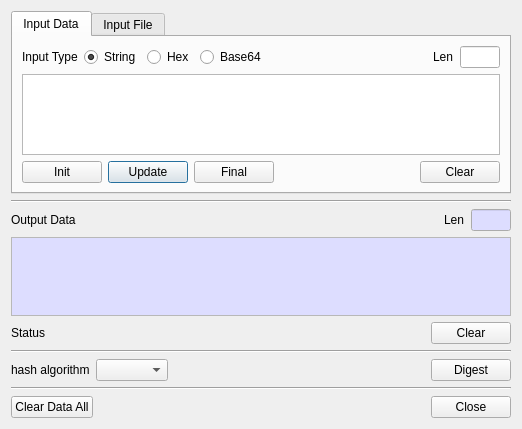
jykim74/BerEditor, file BerEditor/gen_hash_dlg.ui: the form before one commit.
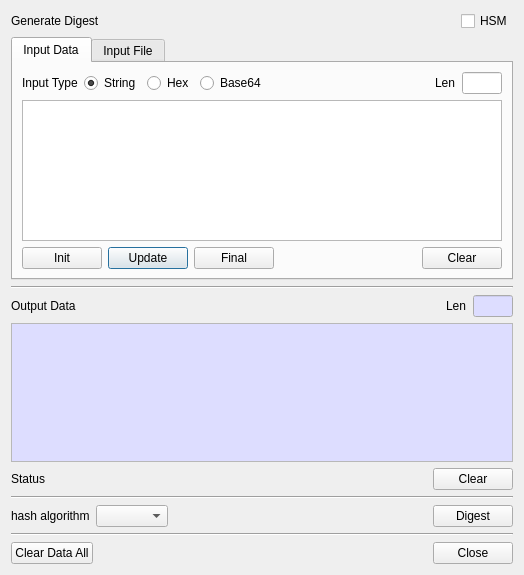
The form after the commit.

What changed in the file:
```diff
--- a/BerEditor/gen_hash_dlg.ui
+++ b/BerEditor/gen_hash_dlg.ui
@@ -6,14 +6,48 @@
    <rect>
     <x>0</x>
     <y>0</y>
-    <width>518</width>
-    <height>429</height>
+    <width>524</width>
+    <height>575</height>
    </rect>
   </property>
   <property name="windowTitle">
    <string>Generate hash value</string>
   </property>
   <layout class="QVBoxLayout" name="verticalLayout">
+   <item>
+    <layout class="QGridLayout" name="gridLayout_6">
+     <property name="topMargin">
+      <number>0</number>
+     </property>
+     <item row="0" column="2">
+      <widget class="QCheckBox" name="mHSMCheck">
+       <property name="text">
+        <string>HSM</string>
+       </property>
+      </widget>
+     </item>
+     <item row="0" column="0">
+      <widget class="QLabel" name="label_12">
+       <property name="text">
+        <string>Generate Digest</string>
+       </property>
+      </widget>
+     </item>
+     <item row="0" column="1">
+      <spacer name="horizontalSpacer_2">
+       <property name="orientation">
+        <enum>Qt::Horizontal</enum>
+       </property>
+       <property name="sizeHint" stdset="0">
+        <size>
+         <width>40</width>
+         <height>20</height>
+        </size>
+       </property>
+      </spacer>
+     </item>
+    </layout>
+   </item>
    <item>
     <widget class="QTabWidget" name="mInputTab">
      <property name="currentIndex">
```
